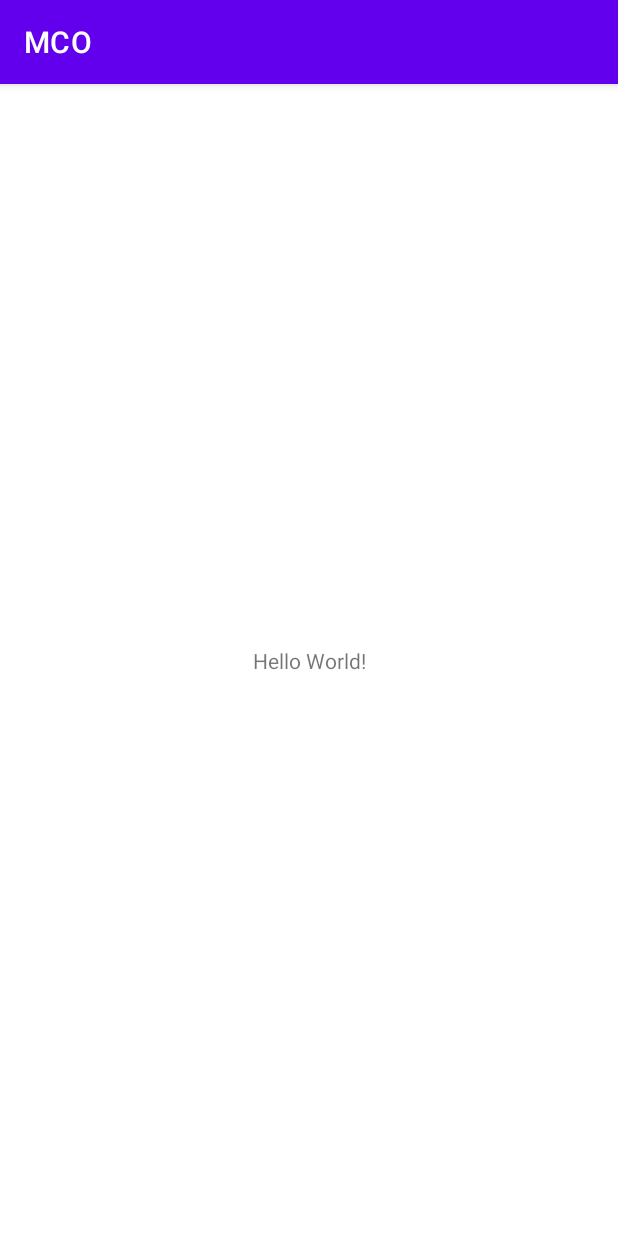
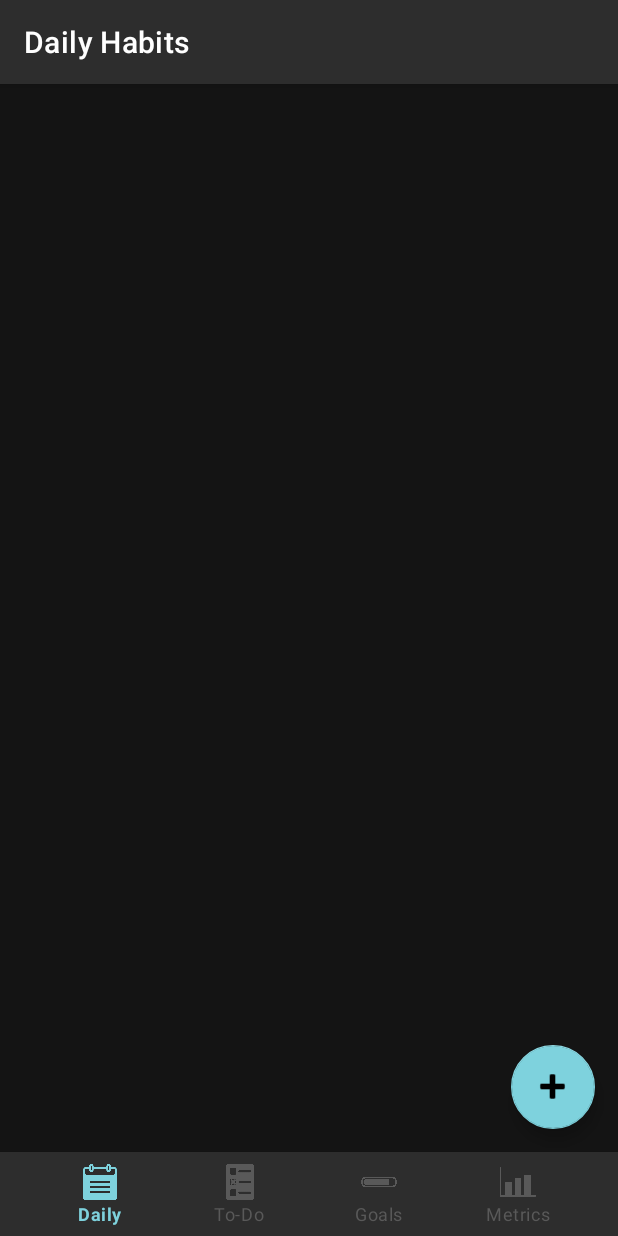
Before and after one commit to AkiPunzalan/MOBDEVE-MCO, an Android app: the screen it shows after launch (MainActivity), on a phone screen of 412 x 824 dp. Run offline under Robolectric (Android 15) with nearby library versions, the phone set to English and light mode, and no system bars.

Commit message:
static layout elements

```diff
--- a/app/build.gradle
+++ b/app/build.gradle
@@ -30,6 +30,7 @@ android {
 
 dependencies {
 
+    implementation 'com.google.android.material:material:1.4.0'
     implementation 'com.intellij:annotations:12.0@jar'
     implementation 'androidx.appcompat:appcompat:1.3.1'
     implementation 'com.google.android.material:material:1.4.0'
--- a/app/src/main/AndroidManifest.xml
+++ b/app/src/main/AndroidManifest.xml
@@ -9,7 +9,8 @@
         android:roundIcon="@mipmap/ic_launcher_round"
         android:supportsRtl="true"
         android:theme="@style/Theme.MCO">
-        <activity android:name=".MainActivity">
+        <activity android:name=".MainActivity"
+                    android:label="Daily Habits">
             <intent-filter>
                 <action android:name="android.intent.action.MAIN" />
 
--- a/app/src/main/java/com/mobdeve/mco/MainActivity.java
+++ b/app/src/main/java/com/mobdeve/mco/MainActivity.java
@@ -1,14 +1,29 @@
 package com.mobdeve.mco;
 
+import androidx.annotation.NonNull;
 import androidx.appcompat.app.AppCompatActivity;
 
 import android.os.Bundle;
+import android.view.MenuItem;
+import android.view.View;
+
+import com.google.android.material.bottomnavigation.BottomNavigationView;
+import com.google.android.material.floatingactionbutton.FloatingActionButton;
+
+import org.jetbrains.annotations.NotNull;
 
 public class MainActivity extends AppCompatActivity {
+
+    BottomNavigationView nav;
+    FloatingActionButton fab_add;
 
     @Override
     protected void onCreate(Bundle savedInstanceState) {
         super.onCreate(savedInstanceState);
         setContentView(R.layout.activity_main);
+
+        nav = findViewById(R.id.bottom_nav);
+        fab_add = findViewById(R.id.fab_add);
+
     }
 }
--- /dev/null
+++ b/app/src/main/res/drawable/selector.xml
@@ -0,0 +1,5 @@
+<?xml version="1.0" encoding="utf-8"?>
+<selector xmlns:android="http://schemas.android.com/apk/res/android">
+    <item android:state_checked="true" android:color="@color/teal_accent" />
+    <item android:color="@color/grey"  />
+</selector>
--- a/app/src/main/res/layout/activity_main.xml
+++ b/app/src/main/res/layout/activity_main.xml
@@ -4,15 +4,32 @@
     xmlns:tools="http://schemas.android.com/tools"
     android:layout_width="match_parent"
     android:layout_height="match_parent"
+    android:background="@color/black_primary"
     tools:context=".MainActivity">
 
-    <TextView
+    <com.google.android.material.bottomnavigation.BottomNavigationView
+        android:id="@+id/bottom_nav"
+        android:layout_width="match_parent"
+        android:layout_height="wrap_content"
+        android:background="@color/black_secondary"
+        android:paddingLeft="20dp"
+        android:paddingRight="20dp"
+        app:itemIconTint="@drawable/selector"
+        app:itemTextColor="@drawable/selector"
+        app:labelVisibilityMode="labeled"
+        app:layout_constraintBottom_toBottomOf="parent"
+        app:menu="@menu/navbar" />
+
+    <com.google.android.material.floatingactionbutton.FloatingActionButton
+        android:id="@+id/fab_add"
         android:layout_width="wrap_content"
         android:layout_height="wrap_content"
-        android:text="Hello World!"
-        app:layout_constraintBottom_toBottomOf="parent"
-        app:layout_constraintLeft_toLeftOf="parent"
-        app:layout_constraintRight_toRightOf="parent"
-        app:layout_constraintTop_toTopOf="parent" />
+        android:layout_marginEnd="15dp"
+        android:layout_marginBottom="15dp"
+        android:clickable="true"
+        app:layout_constraintBottom_toTopOf="@+id/bottom_nav"
+        app:layout_constraintEnd_toEndOf="parent"
+        app:maxImageSize="30dp"
+        app:srcCompat="@android:drawable/ic_input_add" />
 
 </androidx.constraintlayout.widget.ConstraintLayout>
--- /dev/null
+++ b/app/src/main/res/menu/navbar.xml
@@ -0,0 +1,25 @@
+<?xml version="1.0" encoding="utf-8"?>
+<menu xmlns:android="http://schemas.android.com/apk/res/android">
+    <item
+        android:id="@+id/nav_daily"
+        android:enabled="true"
+        android:icon="@drawable/weekly"
+        android:title="Daily"/>
+    <item
+        android:id="@+id/nav_todo"
+        android:enabled="true"
+        android:icon="@drawable/todo"
+        android:title="To-Do"/>
+
+    <item
+        android:id="@+id/nav_goals"
+        android:enabled="true"
+        android:icon="@drawable/quota"
+        android:title="Goals"/>
+
+    <item
+        android:id="@+id/nav_metrics"
+        android:enabled="true"
+        android:icon="@drawable/metrics"
+        android:title="Metrics"/>
+</menu>
--- a/app/src/main/res/values-night/themes.xml
+++ b/app/src/main/res/values-night/themes.xml
@@ -2,12 +2,12 @@
     <!-- Base application theme. -->
     <style name="Theme.MCO" parent="Theme.MaterialComponents.DayNight.DarkActionBar">
         <!-- Primary brand color. -->
-        <item name="colorPrimary">@color/purple_200</item>
-        <item name="colorPrimaryVariant">@color/purple_700</item>
-        <item name="colorOnPrimary">@color/black</item>
+        <item name="colorPrimary">@color/black_primary</item>
+        <item name="colorPrimaryVariant">@color/black_primary</item>
+        <item name="colorOnPrimary">@color/white</item>
         <!-- Secondary brand color. -->
-        <item name="colorSecondary">@color/teal_200</item>
-        <item name="colorSecondaryVariant">@color/teal_200</item>
+        <item name="colorSecondary">@color/teal_accent</item>
+        <item name="colorSecondaryVariant">@color/teal_700</item>
         <item name="colorOnSecondary">@color/black</item>
         <!-- Status bar color. -->
         <item name="android:statusBarColor" tools:targetApi="l">?attr/colorPrimaryVariant</item>
--- a/app/src/main/res/values/strings.xml
+++ b/app/src/main/res/values/strings.xml
@@ -1,3 +1,3 @@
 <resources>
-    <string name="app_name">MCO</string>
+    <string name="app_name">Habit Tracker</string>
 </resources>
--- a/app/src/main/res/values/themes.xml
+++ b/app/src/main/res/values/themes.xml
@@ -2,11 +2,11 @@
     <!-- Base application theme. -->
     <style name="Theme.MCO" parent="Theme.MaterialComponents.DayNight.DarkActionBar">
         <!-- Primary brand color. -->
-        <item name="colorPrimary">@color/purple_500</item>
-        <item name="colorPrimaryVariant">@color/purple_700</item>
+        <item name="colorPrimary">@color/black_secondary</item>
+        <item name="colorPrimaryVariant">@color/black_secondary</item>
         <item name="colorOnPrimary">@color/white</item>
         <!-- Secondary brand color. -->
-        <item name="colorSecondary">@color/teal_200</item>
+        <item name="colorSecondary">@color/teal_accent</item>
         <item name="colorSecondaryVariant">@color/teal_700</item>
         <item name="colorOnSecondary">@color/black</item>
         <!-- Status bar color. -->
```
